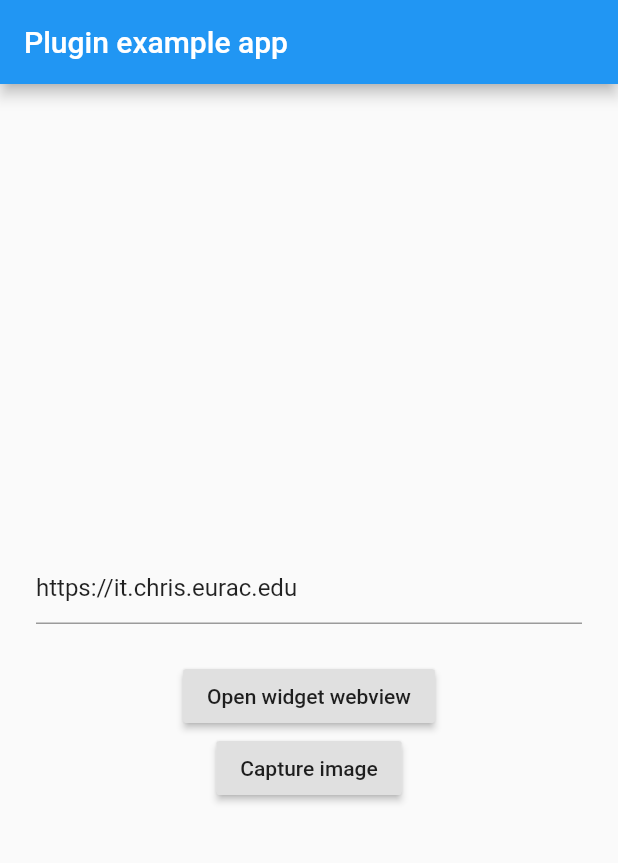
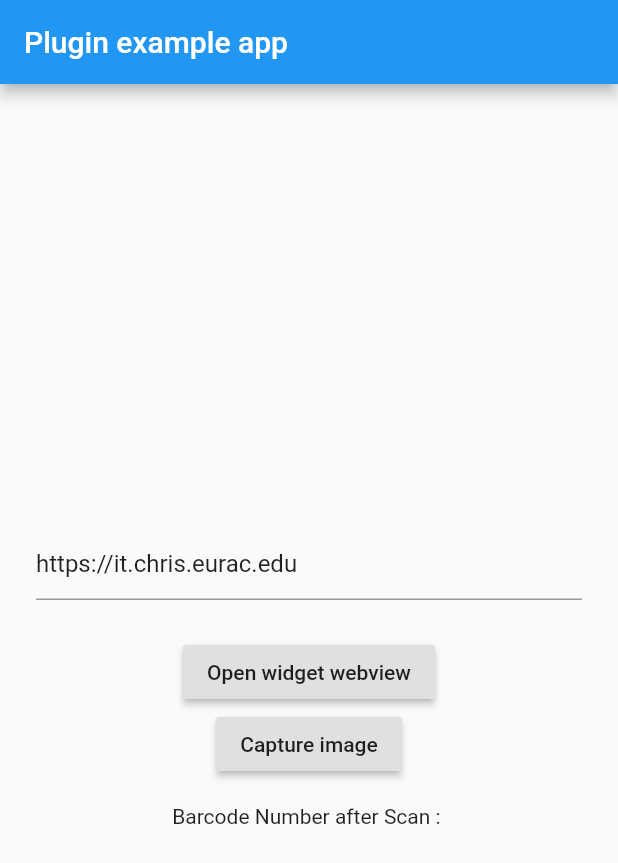
Before and after one commit to dequb/test_flutter_app, a Flutter app: the screen it shows after launch, on a phone screen of 412 x 824 dp. Shown: the top 863 px of the screen. Run offline on Flutter 3.47's test engine with Material 2 defaults, Android fonts, the phone set to English and light mode, and no system bars; missing offline and left inert: barcode_scan, flutter_webview_plugin.

Commit message:
Show barcode text.

```diff
--- a/lib/main.dart
+++ b/lib/main.dart
@@ -174,7 +174,12 @@ class _MyHomePageState extends State<MyHomePage> {
               barcodeScanning();
             },
             child: const Text('Capture image'),
-          )
+          ),
+          new Padding(
+            padding: const EdgeInsets.all(8.0),
+          ),
+          new Text("Barcode Number after Scan : " + barcode)
+          // displayImage(),
         ],
       ),
     );
```
